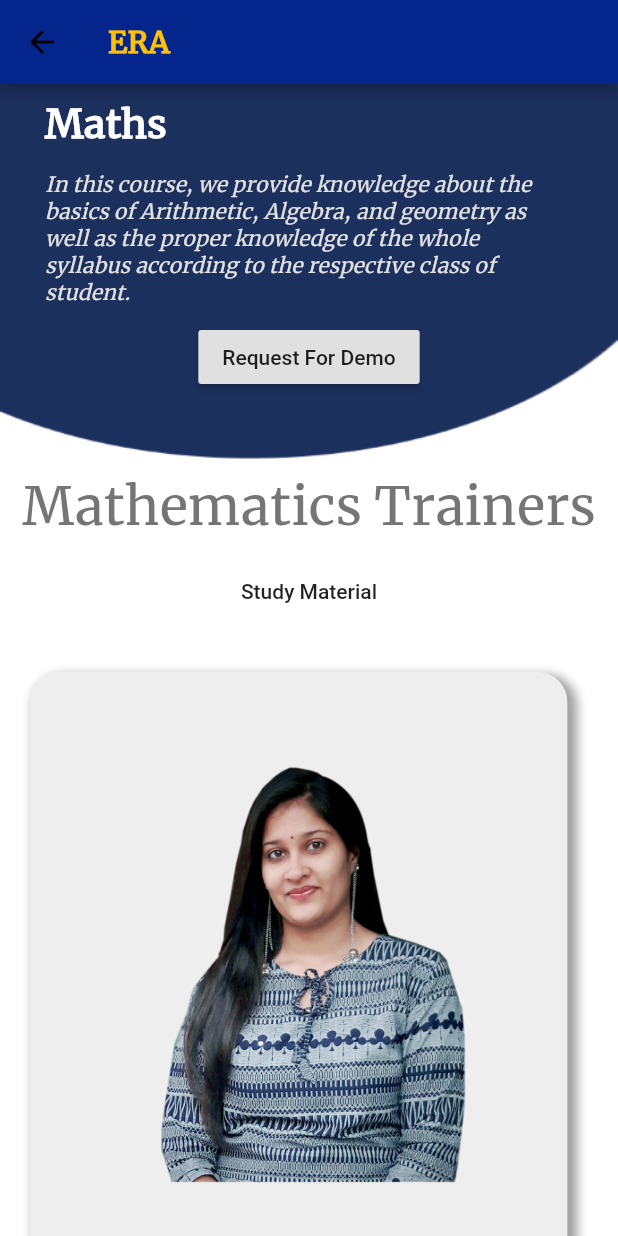
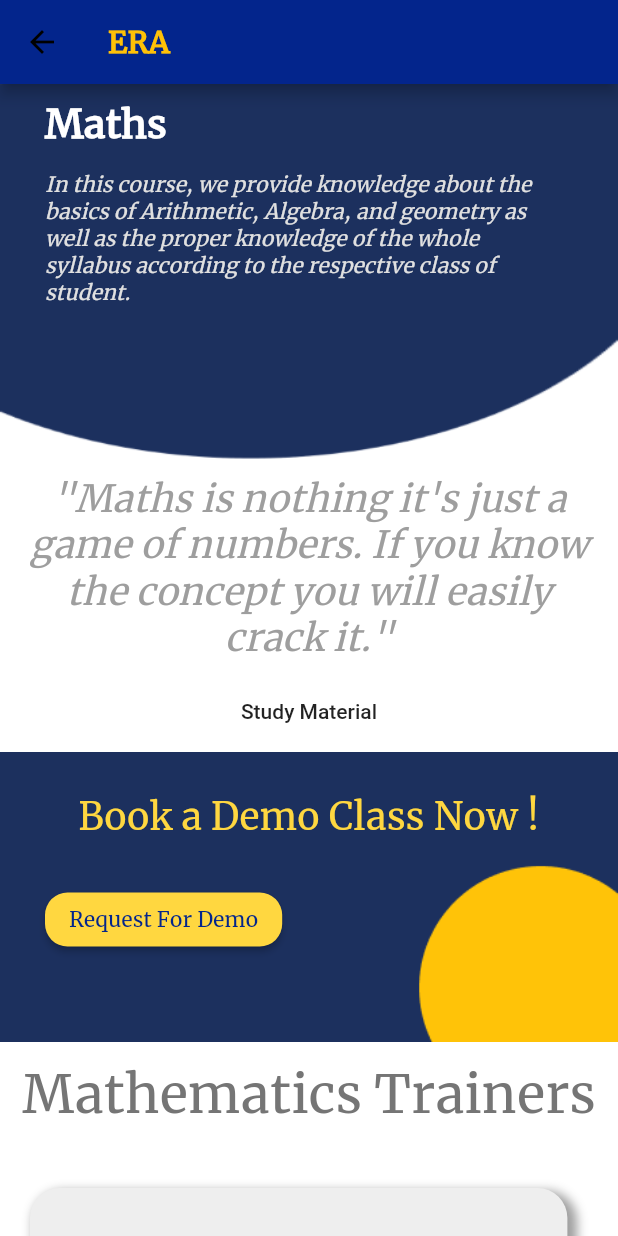
Before and after one commit to rakshit138/ERAapp, a Flutter app: the Maths screen opened directly, on a phone screen of 412 x 824 dp. Run offline on Flutter 3.47's test engine with Material 2 defaults, Android fonts, the phone set to English and light mode, and no system bars; our stand-ins replace awesome_dialog, carousel_slider, chewie, cloud_firestore, firebase_auth, firebase_core and 11 more; missing offline and left inert: open_appstore, rate_my_app; accounts and stored records are empty.

Commit message:
Rakshit 7nov 6pm

```diff
--- a/lib/HomeScreen/homescreen.dart
+++ b/lib/HomeScreen/homescreen.dart
@@ -6,6 +6,7 @@ import 'package:firebase_auth/firebase_auth.dart';
 import 'package:flutter/material.dart';
 import 'package:open_appstore/open_appstore.dart';
 import 'package:rate_my_app/rate_my_app.dart';
+import 'package:ERA/bookNow.dart';
 import 'intro.dart';
 import 'features.dart';
 import 'faculty.dart';
@@ -49,7 +50,8 @@ class _HomeScreenState extends State<HomeScreen> {
     // TODO: implement initState
     super.initState();
     firebaseUser = _auth.currentUser;
-    print('>>>>>>>>>>>>>>>>>>>>>>>>>>>>>>>>>>>>Class_name>>>>>>>>>>>>>>>>>>>>>>>>>>>>>>>>>>');
+    print(
+        '>>>>>>>>>>>>>>>>>>>>>>>>>>>>>>>>>>>>Class_name>>>>>>>>>>>>>>>>>>>>>>>>>>>>>>>>>>');
     print(widget.users.class_name);
     getUser();
     _rateMyApp.init().then((_) {
@@ -381,6 +383,7 @@ class _HomeScreenState extends State<HomeScreen> {
                       ),
                     ),
                     Features(),
+                    BookNow(),
                     Padding(
                       padding: EdgeInsets.all(10),
                       child: Text(
@@ -439,6 +442,7 @@ class _HomeScreenState extends State<HomeScreen> {
                       ),
                     ),
                     HigheClassPackages(),
+
                     // Padding(
                     //   padding: EdgeInsets.all(10),
                     //   child: Text(
--- /dev/null
+++ b/lib/bookNow.dart
@@ -0,0 +1,58 @@
+import 'package:flutter/material.dart';
+import 'package:url_launcher/url_launcher.dart';
+
+_launchURL() async {
+  const url =
+      'https://docs.google.com/forms/d/1demY_SdpUv28DGyjAH9h7sN_c4OyCIQQDDtVLOo6zY4/viewform?edit_requested=true';
+  if (await canLaunch(url)) {
+    await launch(url);
+  } else {
+    throw 'Could not launch $url';
+  }
+}
+
+class BookNow extends StatelessWidget {
+  @override
+  Widget build(BuildContext context) {
+    return Container(
+        height: 200,
+        width: MediaQuery.of(context).size.width,
+        decoration: BoxDecoration(
+            image: DecorationImage(
+                image: AssetImage("assets/images/Frame 1.png"),
+                fit: BoxFit.contain)),
+        child: Padding(
+          padding: EdgeInsets.fromLTRB(10, 30, 10, 10),
+          child: Column(children: [
+            Padding(
+              padding: EdgeInsets.fromLTRB(10, 0, 10, 10),
+              child: Text(
+                'Book a Demo Class Now !',
+                style: TextStyle(
+                    fontFamily: 'Merriweather',
+                    color: Colors.amberAccent,
+                    fontSize: 25),
+              ),
+            ),
+            Padding(
+              padding: EdgeInsets.all(20),
+              child: Align(
+                alignment: Alignment.centerLeft,
+                child: RaisedButton(
+                  color: Colors.amberAccent,
+                  shape: RoundedRectangleBorder(
+                    borderRadius: BorderRadius.circular(15.0),
+                  ),
+                  onPressed: _launchURL,
+                  child: Text(
+                    'Request For Demo',
+                    style: TextStyle(
+                        fontFamily: 'Merriweather', color: Color(0xff03258C)),
+                  ),
+                ),
+              ),
+            ),
+          ]),
+        ));
+  }
+}
--- a/lib/courses/maths.dart
+++ b/lib/courses/maths.dart
@@ -1,7 +1,8 @@
 import 'package:flutter/material.dart';
 import 'package:ERA/footer.dart';
 import 'package:ERA/courses/studyMaterial/maths10SM.dart';
-import 'package:url_launcher/url_launcher.dart';
+
+import 'package:ERA/bookNow.dart';
 
 class Maths extends StatefulWidget {
   @override
@@ -33,6 +34,20 @@ class _MathsState extends State<Maths> {
                 Padding(
                   padding: EdgeInsets.all(10),
                   child: Text(
+                    '"Maths is nothing it\'s just a game of numbers. If you know the concept you will easily crack it."',
+                    textAlign: TextAlign.center,
+                    style: TextStyle(
+                        fontFamily: 'Merriweather',
+                        fontSize: 25,
+                        fontStyle: FontStyle.italic,
+                        color: Colors.grey[500]),
+                  ),
+                ),
+                StudyMaterialMaths(),
+                BookNow(),
+                Padding(
+                  padding: EdgeInsets.all(10),
+                  child: Text(
                     'Mathematics Trainers',
                     textAlign: TextAlign.center,
                     style: TextStyle(
@@ -41,7 +56,6 @@ class _MathsState extends State<Maths> {
                         color: Colors.grey[600]),
                   ),
                 ),
-                StudyMaterialMaths(),
                 MathsTrainer(),
                 Footer(),
               ],
@@ -97,23 +111,9 @@ class MathsHeading extends StatelessWidget {
               ),
             ),
           ),
-          RaisedButton(
-            onPressed: _launchURL,
-            child: Text('Request For Demo'),
-          )
         ],
       ),
     );
-  }
-}
-
-_launchURL() async {
-  const url =
-      'https://docs.google.com/forms/d/1demY_SdpUv28DGyjAH9h7sN_c4OyCIQQDDtVLOo6zY4/viewform?edit_requested=true';
-  if (await canLaunch(url)) {
-    await launch(url);
-  } else {
-    throw 'Could not launch $url';
   }
 }
 
```
Also changed, not shown: lib/courses/science.dart (+16 -17 lines).
